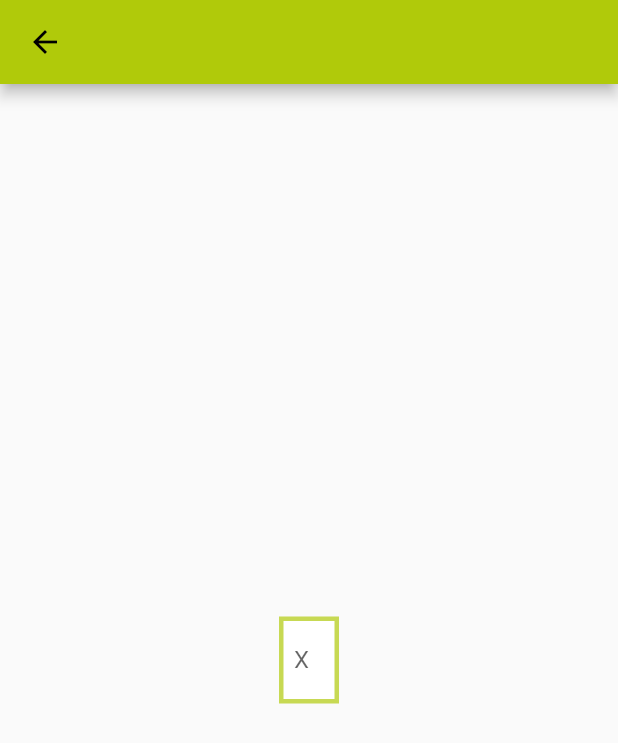
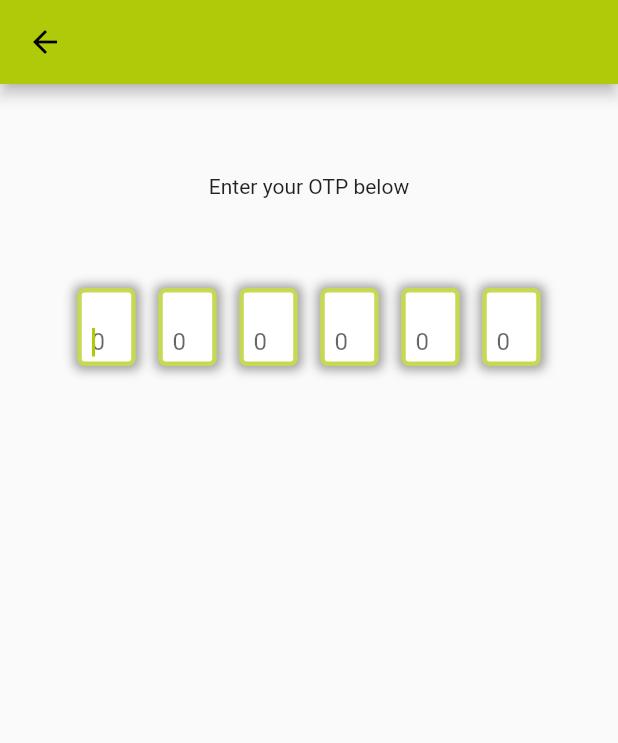
Before and after one commit to SoftHeroes/UKMF_Laravel, a Flutter app: the screen it shows after launch, on a phone screen of 412 x 824 dp. Shown: the top 743 px of the screen. Run offline on Flutter 3.47's test engine with Material 2 defaults, Android fonts, the phone set to English and light mode, and no system bars; our stand-ins replace auto_size_text, flare_flutter; missing offline and left inert: async_loader, flare_dart; project files that could hold a hidden picture were left out.

Commit message:
Adding OTP Value code

```diff
--- a/Flutter/ukmf/lib/OTPVerification/otpVerification.dart
+++ b/Flutter/ukmf/lib/OTPVerification/otpVerification.dart
@@ -1,5 +1,6 @@
 import 'package:flutter/rendering.dart';
 import 'package:flutter/services.dart';
+import 'package:flutter/widgets.dart';
 
 import '../appTheme.dart';
 
@@ -27,36 +28,141 @@ class _OTPVerificationFormState extends State<OTPVerificationForm> {
         ),
       ),
       body: Form(
-        child: Center(
-          child: Container(
-            width: 40,
-            height: 58,
-            child: Center(
-              child: Padding(
-                padding: const EdgeInsets.fromLTRB(7, 0, 0, 0),
-                child: TextFormField(
+        child: Column(
+          children: <Widget>[
+            SizedBox(
+              height: 60.0,
+            ),
+            Text(
+              'Enter your OTP below',
+              style: AppTheme(
+                appTextFontSize: 24,
+                appfontWeight: FontWeight.bold,
+              ).appTextStyle,
+            ),
+            SizedBox(
+              height: 60.0,
+            ),
+            OTPValue(
+              count: 6,
+            ),
+          ],
+        ),
+      ),
+    );
+  }
+}
+
+class OTPValue extends StatelessWidget {
+  final double spacing;
+  final int count;
+  OTPValue({this.count, this.spacing = 15.0});
+
+  @override
+  Widget build(BuildContext context) {
+    Widget getTextWidgets(int count) {
+      List<Widget> list = new List<Widget>();
+
+      FocusNode nextFocusNode;
+      for (var i = 0; i < count; i++) {
+        SingleOTPValue temp = SingleOTPValue(nextFocusNode);
+        nextFocusNode = temp.myfocus;
+        list.add(temp);
+
+        if (i != count - 1)
+          list.add(SizedBox(
+            width: spacing,
+          ));
+      }
+      return new Row(
+          children: list.reversed.toList(),
+          mainAxisAlignment: MainAxisAlignment.center);
+    }
+
+    return getTextWidgets(count);
+  }
+}
+
+@immutable
+class SingleOTPValue extends StatelessWidget {
+  static const double _textSize = 32;
+  final FocusNode nexttextFocusNode, _myfocus = FocusNode();
+
+  final TextEditingController _textFieldController =
+      new TextEditingController();
+  SingleOTPValue(this.nexttextFocusNode);
+
+  FocusNode get myfocus {
+    return _myfocus;
+  }
+
+  @override
+  Widget build(BuildContext context) {
+    List<BoxShadow> getBoxShadow() {
+      List<BoxShadow> returnBoxShadow = new List<BoxShadow>();
+
+      BoxShadow boxShadow = BoxShadow(
+        color: Colors.grey,
+        blurRadius: 5,
+        spreadRadius: 2,
+        offset: Offset(.3, .6),
+      );
+
+      returnBoxShadow.add(boxShadow);
+      return returnBoxShadow;
+    }
+
+    @override
+    void initState() {
+      _myfocus.addListener(() {
+        if (_myfocus.hasFocus) _textFieldController.clear();
+      });
+    }
+
+    return Container(
+      // margin: EdgeInsets.all(30.0),
+      padding: EdgeInsets.fromLTRB(6.5, 0, 0, 0),
+      width: 39,
+      height: 52,
+      child: Transform(
+        child: TextField(
+          controller: _textFieldController,
+          focusNode: _myfocus,
+          autofocus: true,
+          keyboardType: TextInputType.number,
+          onChanged: (String value) {
+            // TextSelection.collapsed(offset: 0);
+            print('I am Here');
+            initState();
+            if (nexttextFocusNode != null) {
+              FocusScope.of(context).requestFocus(nexttextFocusNode);
+            }
+          },
           decoration: InputDecoration(
             border: InputBorder.none,
-                    hintText: 'X',
-                    hintStyle:
-                        AppTheme(appTextFontSize: 36, appTextColor: Colors.grey)
+            hintText: '0',
+            hintStyle: AppTheme(
+                    appfontWeight: FontWeight.bold,
+                    appTextFontSize: _textSize,
+                    appTextColor: Colors.grey)
                 .appTextStyle,
           ),
           inputFormatters: [
             LengthLimitingTextInputFormatter(1),
           ],
-                  style: AppTheme(appTextFontSize: 36).appTextStyle,
+          style: AppTheme(
+            appTextFontSize: _textSize,
+            appfontWeight: FontWeight.bold,
+          ).appTextStyle,
         ),
-              ),
+        transform: Matrix4.translationValues(0, 9, 0),
       ),
       decoration: BoxDecoration(
+          boxShadow: getBoxShadow(),
           color: Colors.white,
           border: Border.all(
-                    width: 3,
-                    color: AppTheme().myPrimaryMaterialColor.shade200)),
-          ),
-        ),
-      ),
+              width: 3, color: AppTheme().myPrimaryMaterialColor.shade200),
+          borderRadius: BorderRadius.all(Radius.circular(5.0))),
     );
   }
 }
--- a/Flutter/ukmf/lib/appTheme.dart
+++ b/Flutter/ukmf/lib/appTheme.dart
@@ -2,6 +2,7 @@ import 'package:flutter/material.dart';
 
 class AppTheme {
   final double appTextFontSize, appTextWordSpacing, appTextLetterSpacing;
+  final FontWeight appfontWeight;
   final bool isLink;
 
   Color appTextLink = Color(0xFF01579B);
@@ -27,7 +28,8 @@ class AppTheme {
       this.appTextWordSpacing = 2,
       this.appTextLetterSpacing = 0,
       this.appTextColor,
-      this.isLink = false}) {
+      this.isLink = false,
+      this.appfontWeight = FontWeight.normal}) {
     if (isLink) {
       appTextColor = appTextLink;
     }
@@ -36,6 +38,7 @@ class AppTheme {
         fontSize: appTextFontSize,
         wordSpacing: appTextWordSpacing,
         letterSpacing: appTextLetterSpacing,
-        color: appTextColor);
+        color: appTextColor,
+        fontWeight: appfontWeight);
   }
 }
--- a/Flutter/ukmf/pubspec.yaml
+++ b/Flutter/ukmf/pubspec.yaml
@@ -14,7 +14,7 @@ description: A new Flutter project.
 version: 1.0.0+1
 
 environment:
-  sdk: ">=2.1.0 <3.0.0"
+  sdk: ">=2.2.2 <3.0.0"
 
 dependencies:
   flutter:
```
Also changed, not shown: Flutter/ukmf/pubspec.lock. Lines whose indentation alone changed are shown as unchanged.
